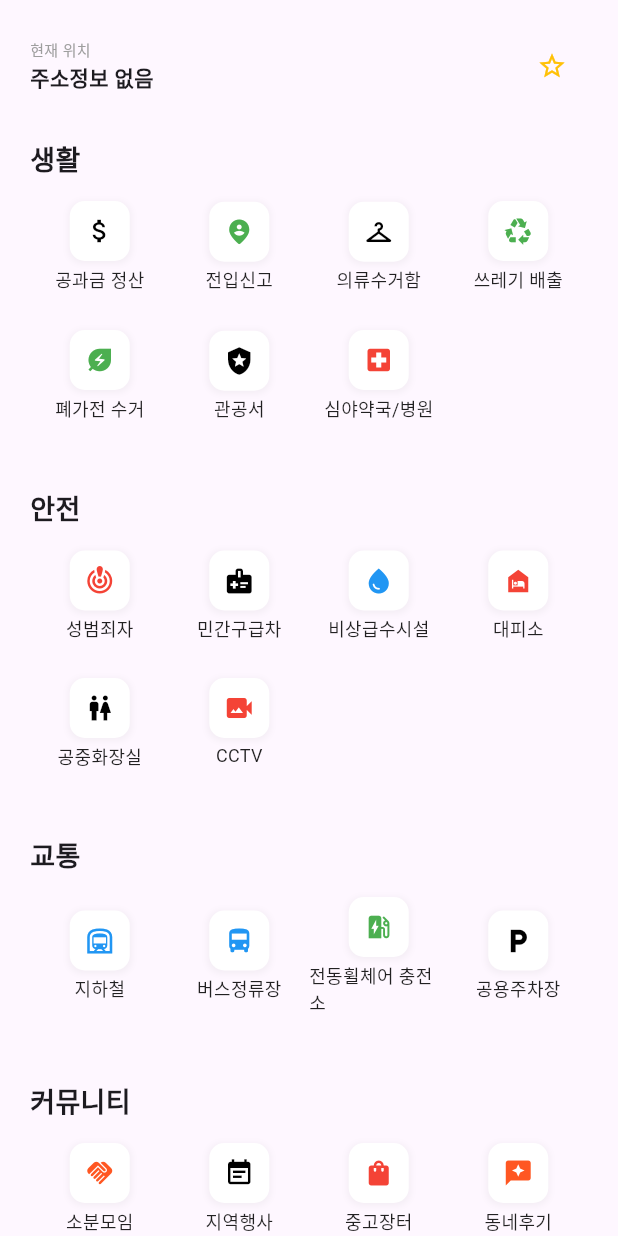
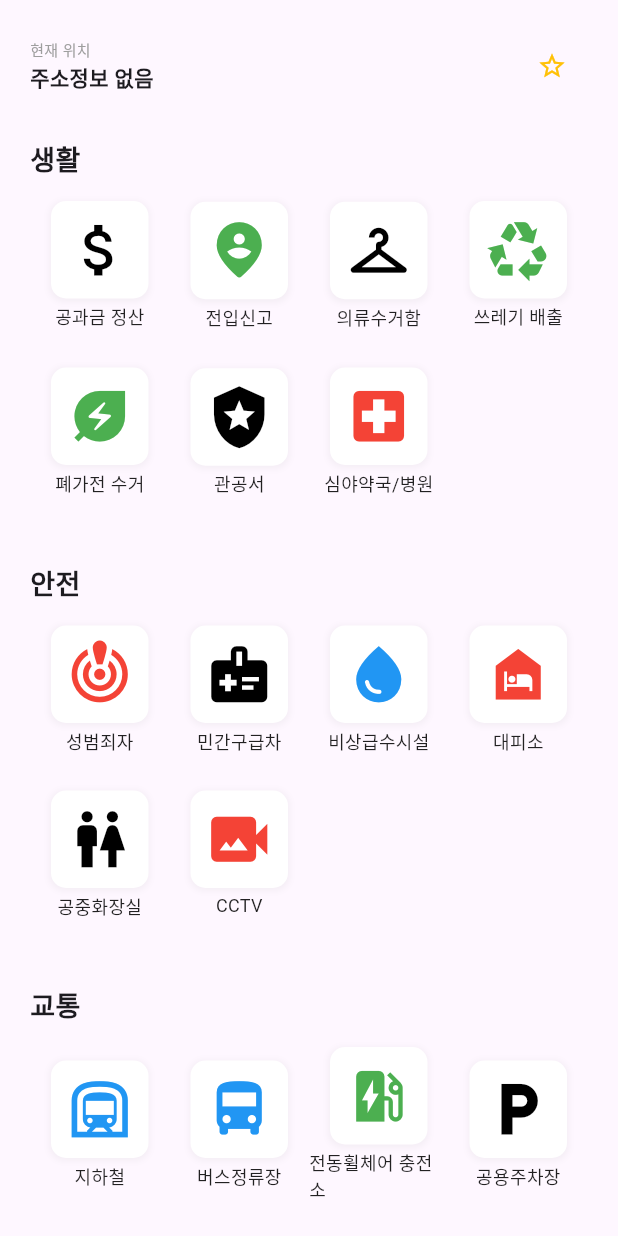
Before and after one commit to kant300/moveon_app, a Flutter app: the Menu screen opened by its route, on a phone screen of 412 x 824 dp. Run offline on Flutter 3.47's test engine with Material 3 defaults, Android fonts, the phone set to English and light mode, and no system bars; our stand-ins replace dio, geocoding, geolocator, permission_handler, shared_preferences, webview_flutter; accounts and stored records are empty; network calls fail; statements that could not run were skipped.

Commit message:
브런치 변경

```diff
--- a/lib/Menu.dart
+++ b/lib/Menu.dart
@@ -282,7 +282,7 @@ class MenuState extends State<Menu> {
                     ),
                   ],
                 ),
-                child: Icon(icon, size: 20, color: iconColor),
+                child: Icon(icon, size: 45, color: iconColor),
               ),
               Positioned(
                 right: 0,
```
